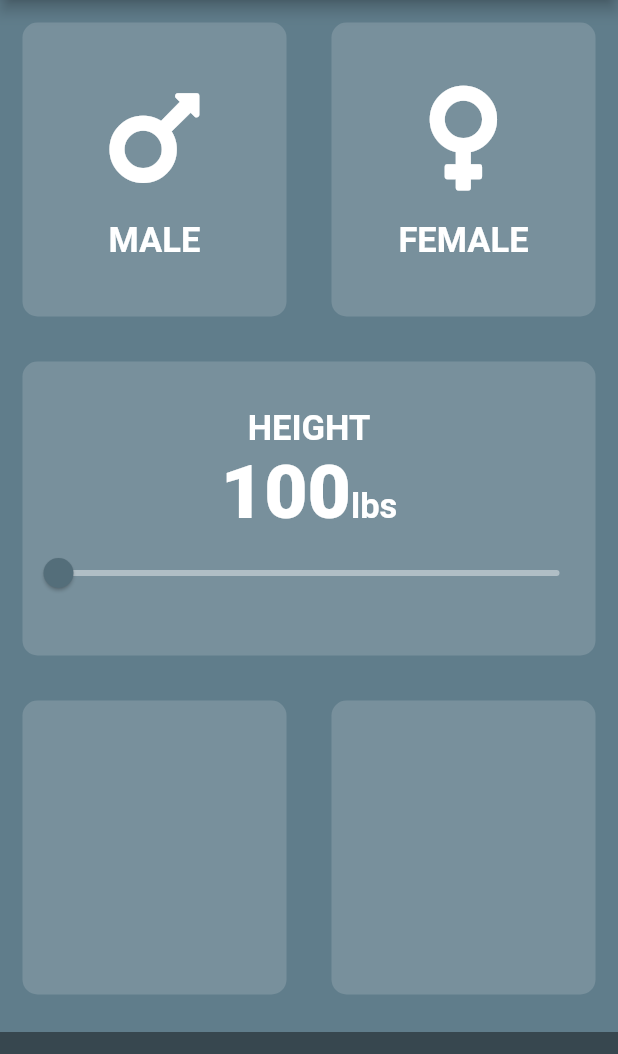
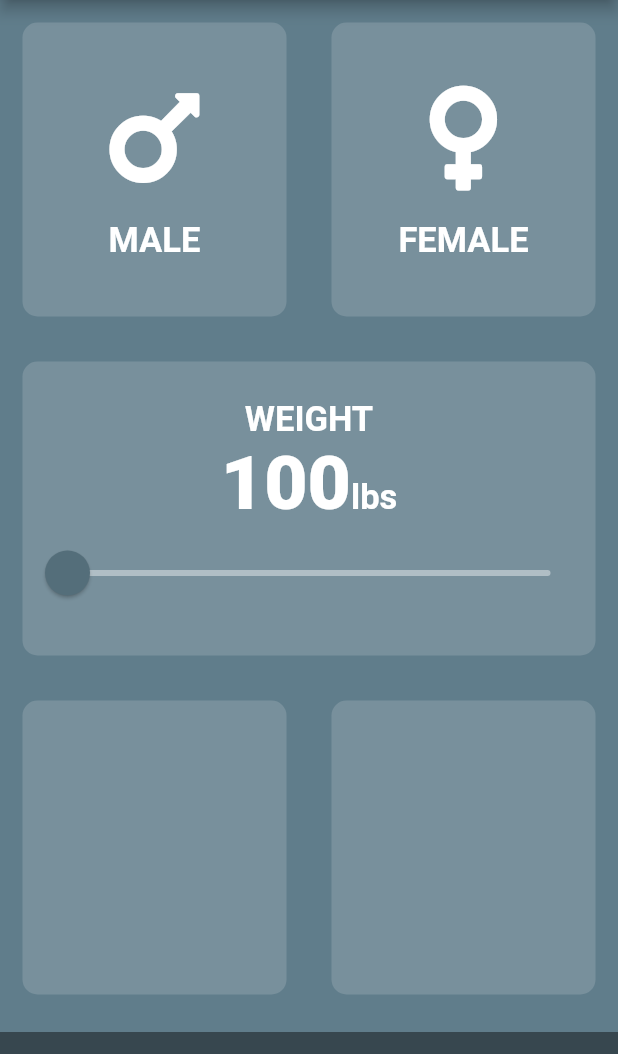
Before and after one commit to apphow/bmi_app, a Flutter app: the screen it shows after launch, on a phone screen of 412 x 824 dp, the part 84-1138 px from its top. Run offline on Flutter 3.47's test engine with Material 2 defaults, Android fonts, the light colour scheme and no system bars; our stand-ins replace font_awesome_flutter.

Commit message:
Enlarged thumbShapeRadius in SliderTheme

```diff
--- a/lib/input_page.dart
+++ b/lib/input_page.dart
@@ -17,7 +17,7 @@ class InputPage extends StatefulWidget {
 
 class _InputPageState extends State<InputPage> {
   Gender selectedGender;
-  int height = 100;
+  int weight = 100;
 
   @override
   Widget build(BuildContext context) {
@@ -82,7 +82,7 @@ class _InputPageState extends State<InputPage> {
                         mainAxisAlignment: MainAxisAlignment.center,
                         children: <Widget>[
                           Text(
-                            'HEIGHT',
+                            'WEIGHT',
                             style: kLabelTextStyle,
                           ),
                           Row(
@@ -91,7 +91,7 @@ class _InputPageState extends State<InputPage> {
                             textBaseline: TextBaseline.alphabetic,
                             children: <Widget>[
                               Text(
-                                height.toString(),
+                                weight.toString(),
                                 style: kNumberTextStyle,
                               ),
                               Text(
@@ -100,17 +100,25 @@ class _InputPageState extends State<InputPage> {
                               ),
                             ],
                           ),
-                          Slider(
-                            value: height.toDouble(),
+                          SliderTheme(
+                            data: SliderTheme.of(context).copyWith(
+                                activeTrackColor: Colors.blueGrey[700],
+                                thumbShape: RoundSliderThumbShape(
+                                    enabledThumbRadius: 15.0),
+                                overlayShape: RoundSliderOverlayShape(
+                                    overlayRadius: 30.0)),
+                            child: Slider(
+                              value: weight.toDouble(),
                               min: 100.0,
                               max: 284.0,
                               activeColor: Colors.blueGrey[600],
                               inactiveColor: Colors.blueGrey[200],
                               onChanged: (double newValue) {
                                 setState(() {
-                                height = newValue.round();
+                                  weight = newValue.round();
                                 });
                               },
+                            ),
                           )
                         ],
                       )),
```
Lines whose indentation alone changed are shown as unchanged.
